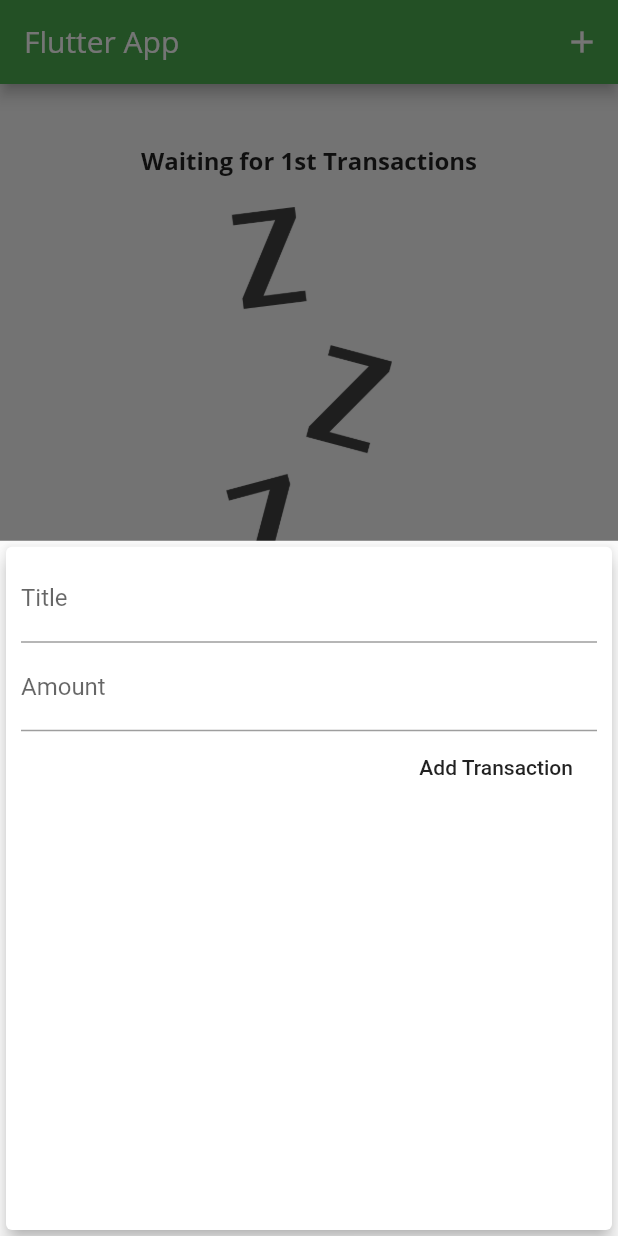
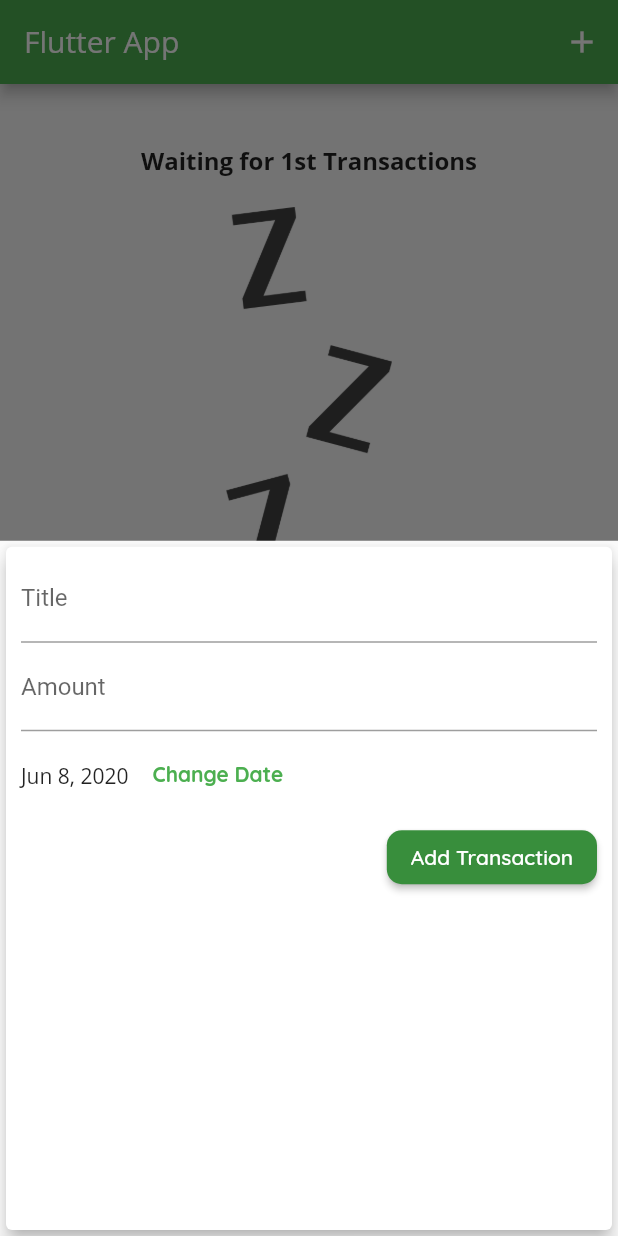
Before and after one commit to GargNishant/PersonalExpenses, a Flutter app: the screen it shows after launch, after a tap on the "add" icon, on a phone screen of 412 x 824 dp. Run offline on Flutter 3.47's test engine with Material 2 defaults, Android fonts, the phone set to English and light mode, and no system bars.

Commit message:
*(addTransactionWidget.dart) Themes

```diff
--- a/lib/main.dart
+++ b/lib/main.dart
@@ -23,7 +23,12 @@ class MyApp extends StatelessWidget {
                   fontFamily: "OpenSans",
                   fontSize: 16,
                   fontWeight: FontWeight.bold),
-            ),
+          bodyText2: TextStyle(
+            fontFamily: "OpenSans",
+            fontSize: 14,
+          ),
+          button: TextStyle(color:Colors.white),
+        ),
         appBarTheme: AppBarTheme(
           textTheme: ThemeData.light().textTheme.copyWith(
                 headline6: TextStyle(fontFamily: "OpenSans", fontSize: 20),
--- a/lib/widgets/addTransactionWidget.dart
+++ b/lib/widgets/addTransactionWidget.dart
@@ -1,4 +1,5 @@
 import 'package:flutter/material.dart';
+import 'package:intl/intl.dart';
 
 class AddTransaction extends StatefulWidget {
   final Function function;
@@ -34,7 +35,25 @@ class _AddTransactionState extends State<AddTransaction> {
               onSubmitted: (_) => _submitData(),
               controller: amountController,
             ),
-            FlatButton(
+            Row(
+              children: <Widget>[
+                SizedBox(height: 60,),
+                Container(height: 20,child: Text(DateFormat.yMMMd().format(DateTime.now()),)),
+                Container(
+                  height: 20,
+                  padding: EdgeInsets.only(bottom: 2),
+                  child: FlatButton(
+                    textColor: Theme.of(context).primaryColor,
+                    child: Text("Change Date",style: TextStyle(fontWeight: FontWeight.bold),),
+                    onPressed: () {},
+                  ),
+                )
+              ],
+            ),
+            RaisedButton(
+              color: Theme.of(context).primaryColorDark,
+              shape: RoundedRectangleBorder(borderRadius: BorderRadius.circular(10)),
+              textColor: Theme.of(context).textTheme.button.color,
               child: Text("Add Transaction"),
               onPressed: _submitData,
             ),
@@ -45,8 +64,8 @@ class _AddTransactionState extends State<AddTransaction> {
   }
 
   void _submitData() {
-    if (titleController.text.isEmpty || double.tryParse(amountController.text) <= 0)
-      return;
+    if (titleController.text.isEmpty ||
+        double.tryParse(amountController.text) <= 0) return;
     widget.function(
         title: titleController.text,
         amount: double.tryParse(amountController.text));
```
